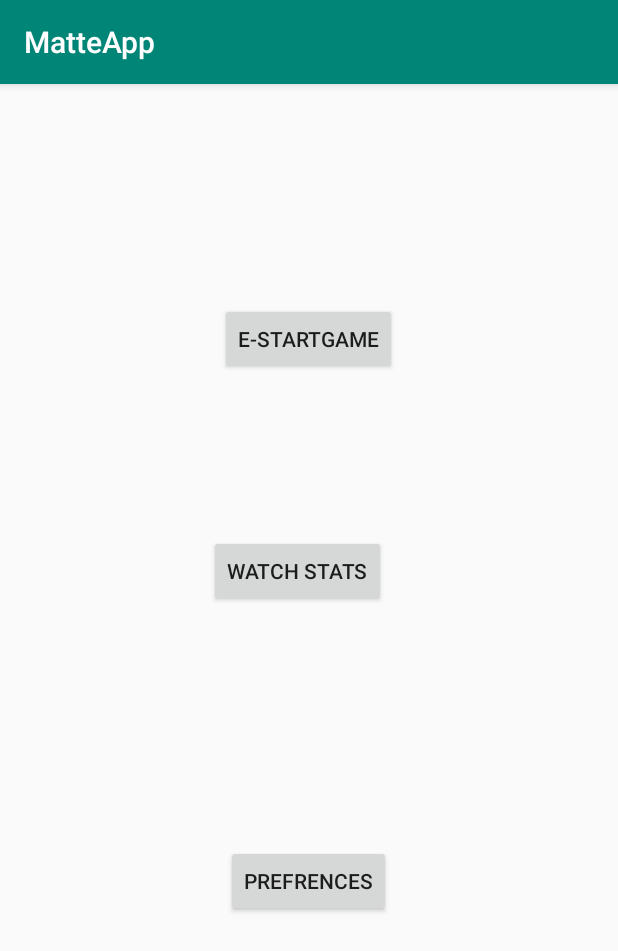
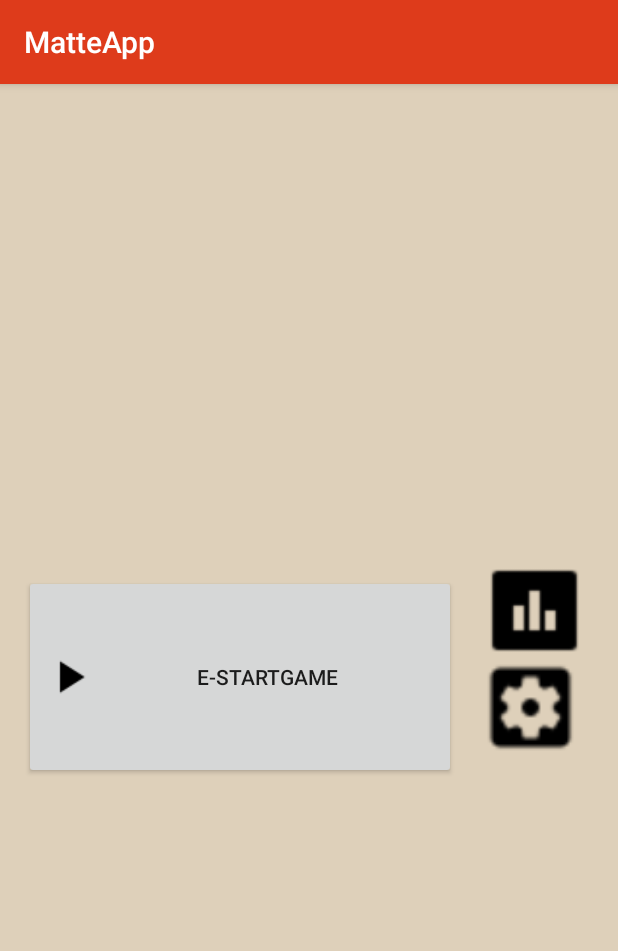
Before and after one commit to Gorboe/DAVE3600-Apputvikling2019, an Android app: the screen it shows after launch (MainActivity), on a phone screen of 412 x 824 dp. Shown: the top 951 px of the screen. Run offline under Robolectric (Android 15) with nearby library versions, the phone set to English and light mode, and no system bars.

Commit message:
icons added

```diff
--- a/s319482mappe1/app/src/main/res/layout/activity_main.xml
+++ b/s319482mappe1/app/src/main/res/layout/activity_main.xml
@@ -4,41 +4,43 @@
     xmlns:tools="http://schemas.android.com/tools"
     android:layout_width="match_parent"
     android:layout_height="match_parent"
+    android:background="@color/background"
     tools:context=".MainActivity">
 
     <Button
         android:id="@+id/btn_start_game"
-        android:layout_width="wrap_content"
-        android:layout_height="wrap_content"
+        android:layout_width="288dp"
+        android:layout_height="136dp"
+        android:drawableStart="@drawable/play_arrow"
         android:text="@string/btn_start_game"
         app:layout_constraintBottom_toBottomOf="parent"
         app:layout_constraintEnd_toEndOf="parent"
-        app:layout_constraintHorizontal_bias="0.498"
+        app:layout_constraintHorizontal_bias="0.131"
         app:layout_constraintStart_toStartOf="parent"
         app:layout_constraintTop_toTopOf="parent"
-        app:layout_constraintVertical_bias="0.203" />
+        app:layout_constraintVertical_bias="0.518" />
 
     <Button
         android:id="@+id/btn_statistics"
-        android:layout_width="wrap_content"
-        android:layout_height="wrap_content"
-        android:text="@string/btn_statistics"
+        android:layout_width="63dp"
+        android:layout_height="59dp"
+        android:background="@drawable/statistics"
         app:layout_constraintBottom_toBottomOf="parent"
         app:layout_constraintEnd_toEndOf="parent"
-        app:layout_constraintHorizontal_bias="0.475"
-        app:layout_constraintStart_toStartOf="parent"
+        app:layout_constraintHorizontal_bias="0.459"
+        app:layout_constraintStart_toEndOf="@+id/btn_start_game"
         app:layout_constraintTop_toTopOf="parent"
-        app:layout_constraintVertical_bias="0.418" />
+        app:layout_constraintVertical_bias="0.453" />
 
     <Button
         android:id="@+id/btn_preferences"
-        android:layout_width="wrap_content"
-        android:layout_height="48dp"
-        android:text="@string/btn_preferences"
+        android:layout_width="70dp"
+        android:layout_height="70dp"
+        android:background="@drawable/settings"
         app:layout_constraintBottom_toBottomOf="parent"
         app:layout_constraintEnd_toEndOf="parent"
-        app:layout_constraintHorizontal_bias="0.498"
-        app:layout_constraintStart_toStartOf="parent"
-        app:layout_constraintTop_toTopOf="parent"
-        app:layout_constraintVertical_bias="0.705" />
+        app:layout_constraintHorizontal_bias="0.378"
+        app:layout_constraintStart_toEndOf="@+id/btn_start_game"
+        app:layout_constraintTop_toBottomOf="@+id/btn_statistics"
+        app:layout_constraintVertical_bias="0.0" />
 </androidx.constraintlayout.widget.ConstraintLayout>
--- a/s319482mappe1/app/src/main/res/values/colors.xml
+++ b/s319482mappe1/app/src/main/res/values/colors.xml
@@ -1,11 +1,11 @@
 <?xml version="1.0" encoding="utf-8"?>
 <resources>
-    <color name="colorPrimary">#008577</color>
-    <color name="colorPrimaryDark">#00574B</color>
+    <color name="colorPrimary">#de3b1b</color>
+    <color name="colorPrimaryDark">#ffffff</color>
     <color name="colorAccent">#D81B60</color>
 
     <color name="colorGreen">#008000</color>
     <color name="colorRed">#FF0000</color>
-
+    <color name="background">#ded0ba</color>
     <color name="default_text_box_background">#bfbfbf</color>
 </resources>
--- a/s319482mappe1/app/src/main/res/values/styles.xml
+++ b/s319482mappe1/app/src/main/res/values/styles.xml
@@ -4,8 +4,8 @@
     <style name="AppTheme" parent="Theme.AppCompat.Light.DarkActionBar">
         <!-- Customize your theme here. -->
         <item name="colorPrimary">@color/colorPrimary</item>
-        <item name="colorPrimaryDark">@color/colorPrimaryDark</item>
-        <item name="colorAccent">@color/colorAccent</item>
+        <item name="colorPrimaryDark">@color/colorPrimary</item>
+
     </style>
 
     <style name="AppTheme.PopUpTheme" parent="Theme.AppCompat.Light.NoActionBar">
```
Also changed, not shown: s319482mappe1/app/src/main/res/drawable/backspace.png (added), s319482mappe1/app/src/main/res/drawable/delete.png (added), s319482mappe1/app/src/main/res/drawable/exit.png (added), s319482mappe1/app/src/main/res/drawable/play_arrow.png (added), s319482mappe1/app/src/main/res/drawable/settings.png (added), s319482mappe1/app/src/main/res/drawable/statistics.png (added), s319482mappe1/app/src/main/res/drawable/warning.png (added), 1 other file.
